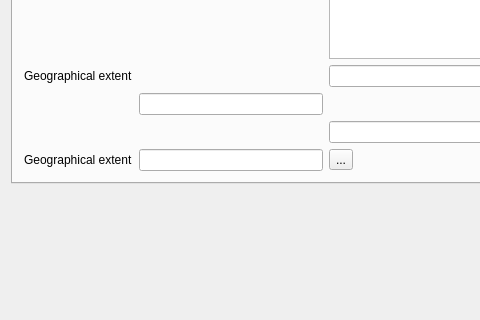
Before: the Qt Designer form qt/pkcomposite_gui/mainwindow.ui in gitGNU/gnu_pktools, drawn with Qt 5; both pictures show x 0 to 480 and y 239 to 559 of the 798 by 859 pixel window.
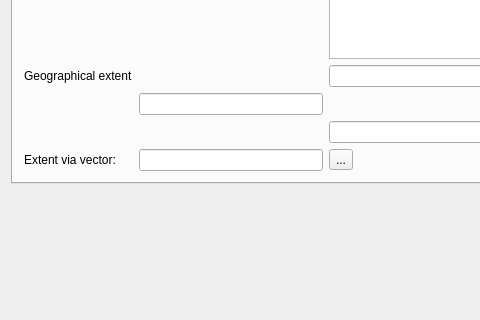
After: the same form once the commit is applied. The open tabs and pages were chosen to show the change.

```diff
--- a/qt/pkcomposite_gui/mainwindow.ui
+++ b/qt/pkcomposite_gui/mainwindow.ui
@@ -92,7 +92,7 @@
           <item row="4" column="0">
            <widget class="QLabel" name="label_4">
             <property name="text">
-             <string>Geographical extent</string>
+             <string>Extent via vector:</string>
             </property>
            </widget>
           </item>
```
Left out of the diff: 47 changed lines with no effect on the pictures.
